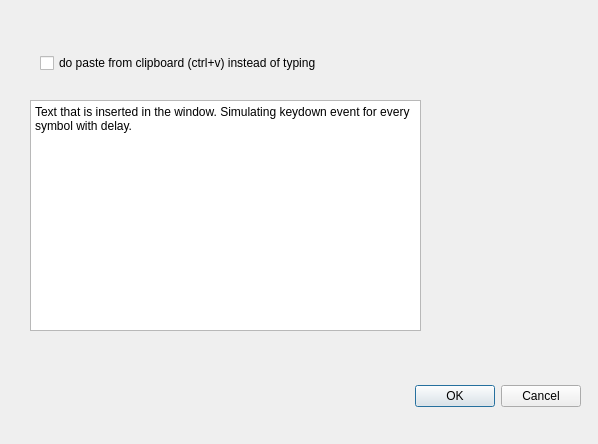
Before: the Qt Designer form UsefulClicker/ui/typedialog.ui in Kvazikot/UsefulMacro, drawn with Qt 5.
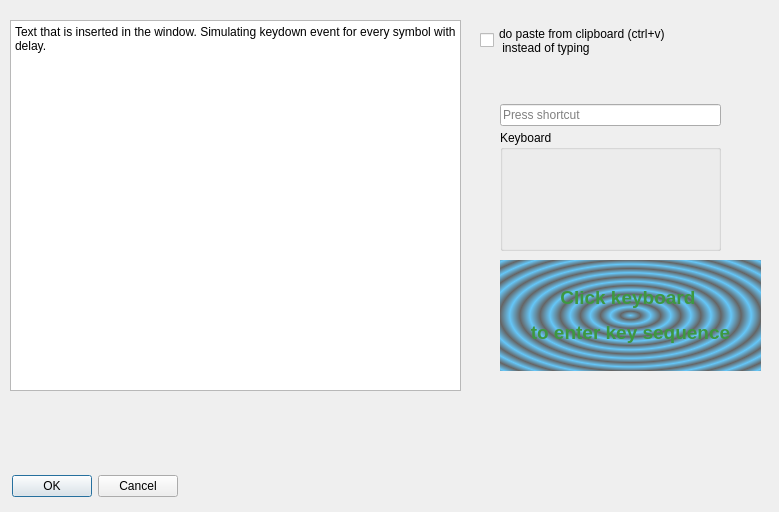
After: the same form once the commit is applied. Icons and pictures are not drawn.

```diff
--- a/UsefulClicker/ui/typedialog.ui
+++ b/UsefulClicker/ui/typedialog.ui
@@ -6,20 +6,47 @@
    <rect>
     <x>0</x>
     <y>0</y>
-    <width>598</width>
-    <height>444</height>
+    <width>779</width>
+    <height>512</height>
    </rect>
   </property>
   <property name="windowTitle">
    <string>Dialog</string>
   </property>
+  <widget class="QCheckBox" name="checkBox">
+   <property name="geometry">
+    <rect>
+     <x>480</x>
+     <y>0</y>
+     <width>261</width>
+     <height>81</height>
+    </rect>
+   </property>
+   <property name="text">
+    <string>do paste from clipboard (ctrl+v)
+ instead of typing</string>
+   </property>
+  </widget>
+  <widget class="QPlainTextEdit" name="plainTextEdit">
+   <property name="geometry">
+    <rect>
+     <x>10</x>
+     <y>20</y>
+     <width>451</width>
+     <height>371</height>
+    </rect>
+   </property>
+   <property name="plainText">
+    <string>Text that is inserted in the window. Simulating keydown event for every symbol with delay.</string>
+   </property>
+  </widget>
   <widget class="QDialogButtonBox" name="buttonBox">
    <property name="geometry">
     <rect>
-     <x>240</x>
-     <y>380</y>
-     <width>341</width>
-     <height>32</height>
+     <x>11</x>
+     <y>472</y>
+     <width>167</width>
+     <height>29</height>
     </rect>
    </property>
    <property name="orientation">
@@ -29,39 +56,62 @@
     <set>QDialogButtonBox::Cancel|QDialogButtonBox::Ok</set>
    </property>
   </widget>
-  <widget class="QPlainTextEdit" name="plainTextEdit">
+  <widget class="QGroupBox" name="groupBox">
    <property name="geometry">
     <rect>
-     <x>30</x>
-     <y>100</y>
-     <width>391</width>
-     <height>231</height>
+     <x>500</x>
+     <y>130</y>
+     <width>221</width>
+     <height>121</height>
     </rect>
    </property>
-   <property name="plainText">
-    <string>Text that is inserted in the window. Simulating keydown event for every symbol with delay.</string>
+   <property name="title">
+    <string>Keyboard</string>
    </property>
+   <widget class="QLabel" name="label">
+    <property name="geometry">
+     <rect>
+      <x>40</x>
+      <y>40</y>
+      <width>151</width>
+      <height>71</height>
+     </rect>
+    </property>
+    <property name="text">
+     <string/>
+    </property>
+    <property name="pixmap">
+     <pixmap resource="../res.qrc">:/images/keyboard_icon.png</pixmap>
+    </property>
+    <property name="scaledContents">
+     <bool>true</bool>
+    </property>
+   </widget>
   </widget>
-  <widget class="QCheckBox" name="checkBox">
+  <widget class="QLabel" name="label_2">
    <property name="geometry">
     <rect>
-     <x>40</x>
-     <y>50</y>
-     <width>441</width>
-     <height>26</height>
+     <x>500</x>
+     <y>260</y>
+     <width>261</width>
+     <height>111</height>
     </rect>
    </property>
+   <property name="styleSheet">
+    <string notr="true">background-color: qradialgradient(spread:repeat, cx:0.5, cy:0.5, radius:0.077, fx:0.5, fy:0.5, stop:0 rgba(0, 169, 255, 147), stop:0.497326 rgba(0, 0, 0, 147), stop:1 rgba(0, 169, 255, 147));
+color: rgb(247, 19, 255);</string>
+   </property>
    <property name="text">
-    <string>do paste from clipboard (ctrl+v) instead of typing</string>
+    <string>&lt;html&gt;&lt;head/&gt;&lt;body&gt;&lt;p align=&quot;center&quot;&gt;&lt;span style=&quot; font-size:14pt; font-weight:700; color:#3d9840;&quot;&gt;Click keyboard  &lt;/span&gt;&lt;/p&gt;&lt;p align=&quot;center&quot;&gt;&lt;span style=&quot; font-size:14pt; font-weight:700; color:#3d9840;&quot;&gt;to enter key sequence&lt;/span&gt;&lt;/p&gt;&lt;/body&gt;&lt;/html&gt;</string>
    </property>
   </widget>
-  <widget class="QWidget" name="widget" native="true">
+  <widget class="QKeySequenceEdit" name="keySequenceEdit">
    <property name="geometry">
     <rect>
-     <x>60</x>
-     <y>359</y>
-     <width>131</width>
-     <height>91</height>
+     <x>500</x>
+     <y>90</y>
+     <width>221</width>
+     <height>51</height>
     </rect>
    </property>
   </widget>
```
Left out of the diff: 4 changed lines with no effect on the pictures.
